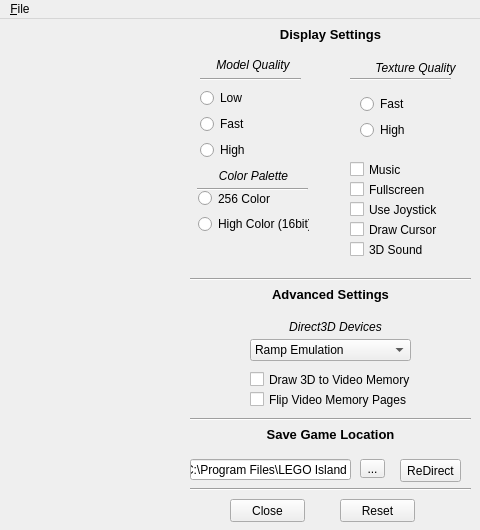
First picture: the form in src/ui/main.ui, repository le717/ICU, before the edit.
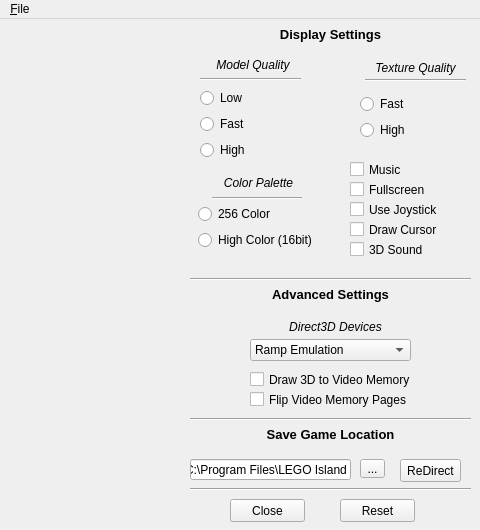
Second picture: the form after the edit. Icons and pictures are not drawn.

Commit message: Fix layout issues

```diff
--- a/src/ui/main.ui
+++ b/src/ui/main.ui
@@ -181,9 +181,9 @@
    <widget class="Line" name="line">
     <property name="geometry">
      <rect>
-      <x>197</x>
-      <y>160</y>
-      <width>111</width>
+      <x>212</x>
+      <y>169</y>
+      <width>90</width>
       <height>20</height>
      </rect>
     </property>
@@ -197,8 +197,8 @@
    <widget class="Line" name="line_2">
     <property name="geometry">
      <rect>
-      <x>350</x>
-      <y>50</y>
+      <x>365</x>
+      <y>51</y>
       <width>101</width>
       <height>20</height>
      </rect>
@@ -499,8 +499,8 @@
      <rect>
       <x>198</x>
       <y>150</y>
-      <width>111</width>
-      <height>65</height>
+      <width>121</width>
+      <height>81</height>
      </rect>
     </property>
     <layout class="QGridLayout" name="gridLayout_3">
```
Left out of the diff: 20 changed lines with no effect on the pictures.
